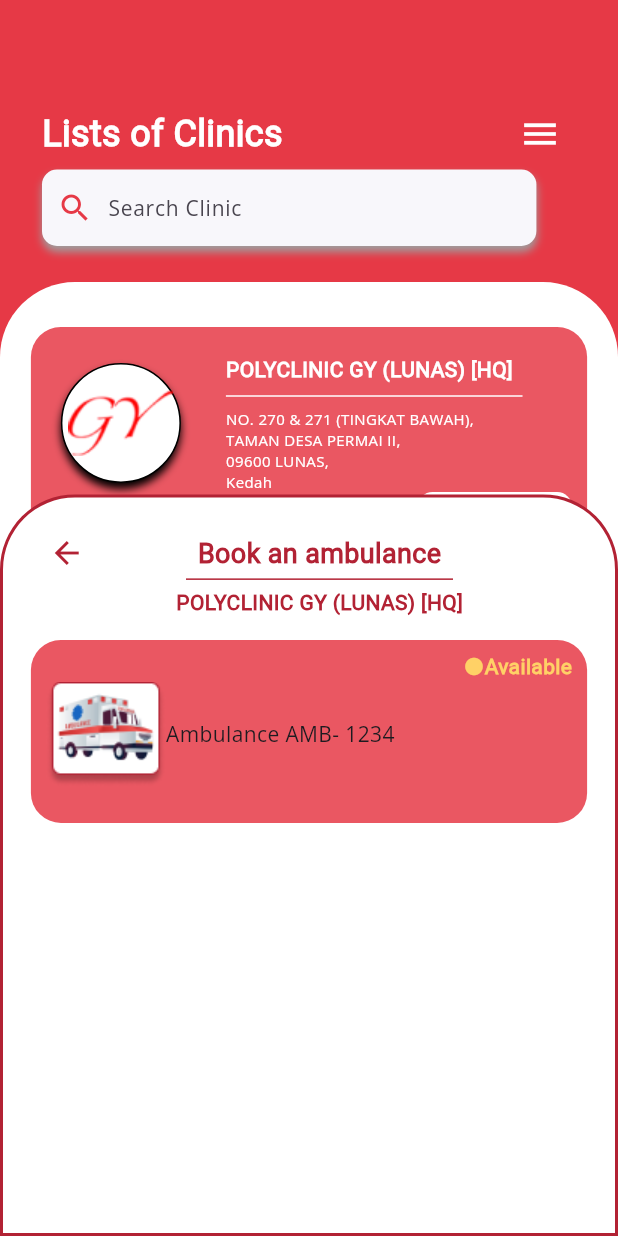
After one commit to nikesh-sejuwal/Ambulance_Booking, a Flutter app: the Profile screen opened directly, after a tap on "Update", after a tap on the "car rental" icon, on a phone screen of 412 x 824 dp. The commit adds this screen. Run offline on Flutter 3.47's test engine with Material 3 defaults, Android fonts, the phone set to English and light mode, and no system bars; our stand-ins replace curved_navigation_bar, faker, go_router.

Commit message:
[ADD:] added stack for ambulance for each clnic with basic functionality of open close, [IMP:] improve some basic animation

```diff
--- /dev/null
+++ b/lib/Screens/Patient_Screens/HeroScreen/Home/List_Clinics/Components/List_ambulance.dart
@@ -0,0 +1,102 @@
+import 'package:ambulance_booking/Resources/resources.dart';
+import 'package:flutter/material.dart';
+
+class ListAmbulance extends StatelessWidget {
+  const ListAmbulance({super.key});
+
+  @override
+  Widget build(BuildContext context) {
+    return Padding(
+      padding: const EdgeInsets.only(top: 25),
+      child: Column(
+        children: [
+          Row(
+            crossAxisAlignment: CrossAxisAlignment.start,
+            mainAxisAlignment: MainAxisAlignment.spaceAround,
+            children: [
+              Icon(Icons.arrow_back, color: darkRed),
+              Column(
+                children: [
+                  Text("Book an ambulance",
+                      style: TextStyle(
+                          color: darkRed,
+                          fontFamily: "Roboto",
+                          fontWeight: FontWeight.w800,
+                          fontSize: 18)),
+                  SizedBox(height: 3),
+                  Container(
+                    width: 178,
+                    height: 1,
+                    color: darkRed,
+                  ),
+                  SizedBox(height: 5),
+                  Text("POLYCLINIC GY (LUNAS) [HQ]",
+                      style: TextStyle(
+                          color: darkRed,
+                          fontFamily: "Roboto",
+                          fontWeight: FontWeight.w800,
+                          fontSize: 14)),
+                ],
+              ),
+              SizedBox(width: 10),
+            ],
+          ),
+          SizedBox(height: 15),
+          EachContainer()
+        ],
+      ),
+    );
+  }
+}
+
+class EachContainer extends StatelessWidget {
+  const EachContainer({super.key});
+
+  @override
+  Widget build(BuildContext context) {
+    TextStyle mytitleStyle = TextStyle(
+        fontFamily: "Roboto", color: Colors.white, fontWeight: FontWeight.w700);
+    return Center(
+      child: Container(
+        width: MediaQuery.of(context).size.width * 0.9,
+        height: 122,
+        decoration: BoxDecoration(
+          color: Color(0xD9E63946),
+          borderRadius: BorderRadius.circular(20),
+        ),
+        child: Padding(
+          padding: const EdgeInsets.symmetric(horizontal: 10, vertical: 8),
+          child: Column(
+            children: [
+              Row(
+                mainAxisAlignment: MainAxisAlignment.end,
+                children: [
+                  Icon(
+                    Icons.circle,
+                    color: Color(0xFFFFD166),
+                    size: 14,
+                  ),
+                  Text(
+                    "Available",
+                    style: TextStyle(
+                      color: Color(0xFFFFD166),
+                      fontFamily: "Roboto",
+                      fontWeight: FontWeight.w700,
+                      fontSize: 14,
+                    ),
+                  )
+                ],
+              ),
+              Row(
+                children: [
+                  Image(image: AssetImage('assets/images/ambulance.png')),
+                  Text('Ambulance AMB- 1234'),
+                ],
+              )
+            ],
+          ),
+        ),
+      ),
+    );
+  }
+}
--- a/lib/Screens/Patient_Screens/HeroScreen/Home/List_Clinics/List_Clinic.dart
+++ b/lib/Screens/Patient_Screens/HeroScreen/Home/List_Clinics/List_Clinic.dart
@@ -1,15 +1,39 @@
 import 'package:ambulance_booking/Resources/resources.dart';
+import 'package:ambulance_booking/Screens/Patient_Screens/HeroScreen/Home/List_Clinics/Components/List_ambulance.dart';
 import 'package:ambulance_booking/Screens/Patient_Screens/widget/My_Drawer.dart';
 import 'package:ambulance_booking/Screens/Patient_Screens/widget/textfield.dart';
 import 'package:flutter/material.dart';
 
-class ListClinic extends StatelessWidget {
+class ListClinic extends StatefulWidget {
   const ListClinic({super.key});
+
+  @override
+  State<ListClinic> createState() => _ListClinicState();
+}
+
+class _ListClinicState extends State<ListClinic> {
+  bool _showContainer = false;
+
+  void toggleContainer(bool value) {
+    setState(() {
+      _showContainer = value;
+    });
+  }
+
+  void _hideContainer() {
+    setState(() {
+      _showContainer = false;
+    });
+  }
 
   @override
   Widget build(BuildContext context) {
     return Scaffold(
-      body: SkeletonPage(
+      body: Stack(
+        children: [
+          GestureDetector(
+            onTap: _hideContainer,
+            child: SkeletonPage(
                 top: 188,
                 sizedbox: 30,
                 myTopChild: Container(
@@ -63,19 +87,41 @@ class ListClinic extends StatelessWidget {
                 ),
                 child: Column(
                   children: [
-              SingleClinic(),
+                    SingleClinic(onToggle: toggleContainer),
                     SizedBox(height: 25),
-              SingleClinic(),
+                    SingleClinic(
+                      onToggle: toggleContainer,
+                    ),
                     SizedBox(height: 25),
-              SingleClinic(),
+                    SingleClinic(onToggle: toggleContainer),
                   ],
                 )),
+          ),
+          _showContainer == true
+              ? (Align(
+                  alignment: Alignment.bottomCenter,
+                  child: Container(
+                    height: MediaQuery.of(context).size.height * 0.6,
+                    width: MediaQuery.of(context).size.width,
+                    decoration: BoxDecoration(
+                      color: Colors.white,
+                      border: Border.all(color: darkRed, width: 2),
+                      borderRadius: BorderRadius.only(
+                          topLeft: Radius.circular(50),
+                          topRight: Radius.circular(50)),
+                    ),
+                    child: ListAmbulance(),
+                  )))
+              : SizedBox.shrink()
+        ],
+      ),
     );
   }
 }
 
 class SingleClinic extends StatelessWidget {
-  const SingleClinic({super.key});
+  final Function(bool) onToggle;
+  SingleClinic({super.key, required this.onToggle});
 
   @override
   Widget build(BuildContext context) {
@@ -163,10 +209,18 @@ class SingleClinic extends StatelessWidget {
                         indent: 5,
                         endIndent: 5,
                       ),
-                      Icon(
+                      InkWell(
+                        onTap: () {
+                          onToggle(true);
+                        },
+                        onTapCancel: () {
+                          onToggle(false);
+                        },
+                        child: Icon(
                           Icons.car_rental,
                           color: pColor,
                           size: 25,
+                        ),
                       ),
                     ],
                   ),
--- a/lib/Screens/Patient_Screens/widget/textfield.dart
+++ b/lib/Screens/Patient_Screens/widget/textfield.dart
@@ -206,7 +206,7 @@ class _MyTextfieldState extends State<MyTextfield>
   }
 }
 
-class MySignupButton extends StatelessWidget {
+class MySignupButton extends StatefulWidget {
   final String title;
   final double? height;
   final double? width;
@@ -219,10 +219,31 @@ class MySignupButton extends StatelessWidget {
   });
 
   @override
+  State<MySignupButton> createState() => _MySignupButtonState();
+}
+
+class _MySignupButtonState extends State<MySignupButton>
+    with SingleTickerProviderStateMixin {
+  late AnimationController controller;
+  late Animation<Offset> slideAnimation;
+
+  @override
+  void initState() {
+    super.initState();
+    controller =
+        AnimationController(vsync: this, duration: Duration(milliseconds: 400));
+    slideAnimation = Tween<Offset>(begin: Offset(-0.2, 0), end: Offset.zero)
+        .animate(CurvedAnimation(parent: controller, curve: Curves.easeIn));
+    controller.forward();
+  }
+
+  @override
   Widget build(BuildContext context) {
-    return Container(
-      height: height,
-      width: width,
+    return SlideTransition(
+      position: slideAnimation,
+      child: Container(
+        height: widget.height,
+        width: widget.width,
         decoration: BoxDecoration(
             color: pColor,
             borderRadius: BorderRadius.circular(15),
@@ -236,10 +257,11 @@ class MySignupButton extends StatelessWidget {
             ]),
         child: Center(
             child: Text(
-        title,
+          widget.title,
           style: TextStyle(
               fontSize: 16, fontWeight: FontWeight.w700, color: Colors.white),
         )),
+      ),
     );
   }
 }
--- a/pubspec.yaml
+++ b/pubspec.yaml
@@ -65,6 +65,7 @@ flutter:
       - assets/images/googleMap.png
       - assets/images/Avatar.png
       - assets/images/logo1.png
+      - assets/images/ambulance.png
       - assets/images/OnBoarding/
    #   - images/a_dot_ham.jpeg
 
```
Also changed, not shown: lib/Screens/Patient_Screens/HeroScreen/Home/About_US/About_US.dart (+31 -3 lines), assets/images/ambulance.png (added). Lines whose indentation alone changed are shown as unchanged.
